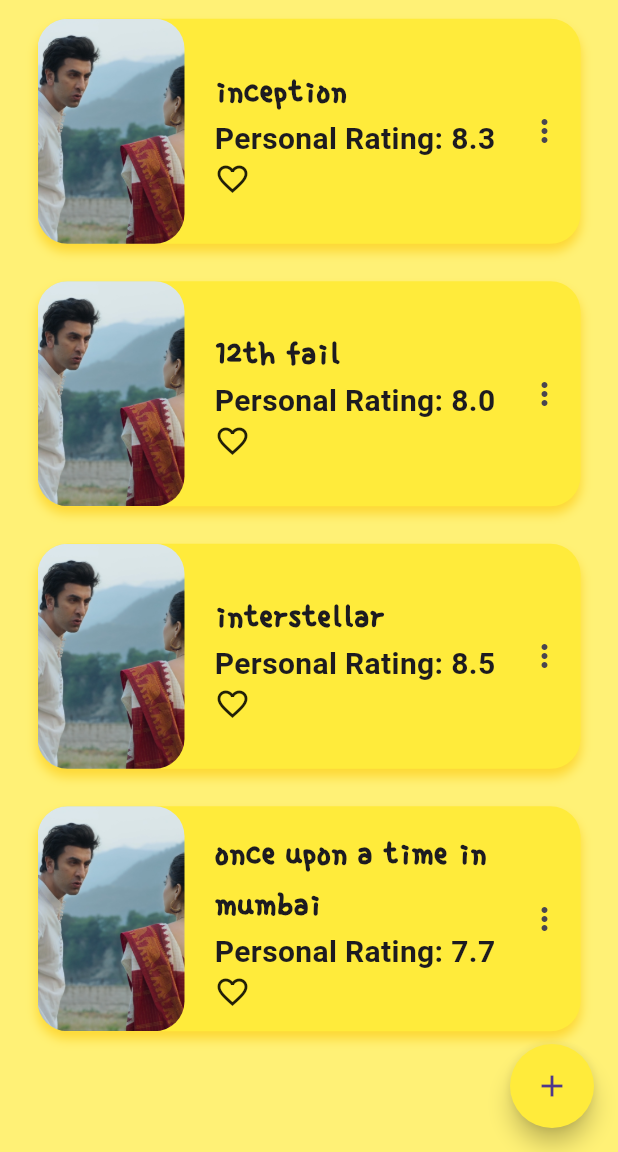
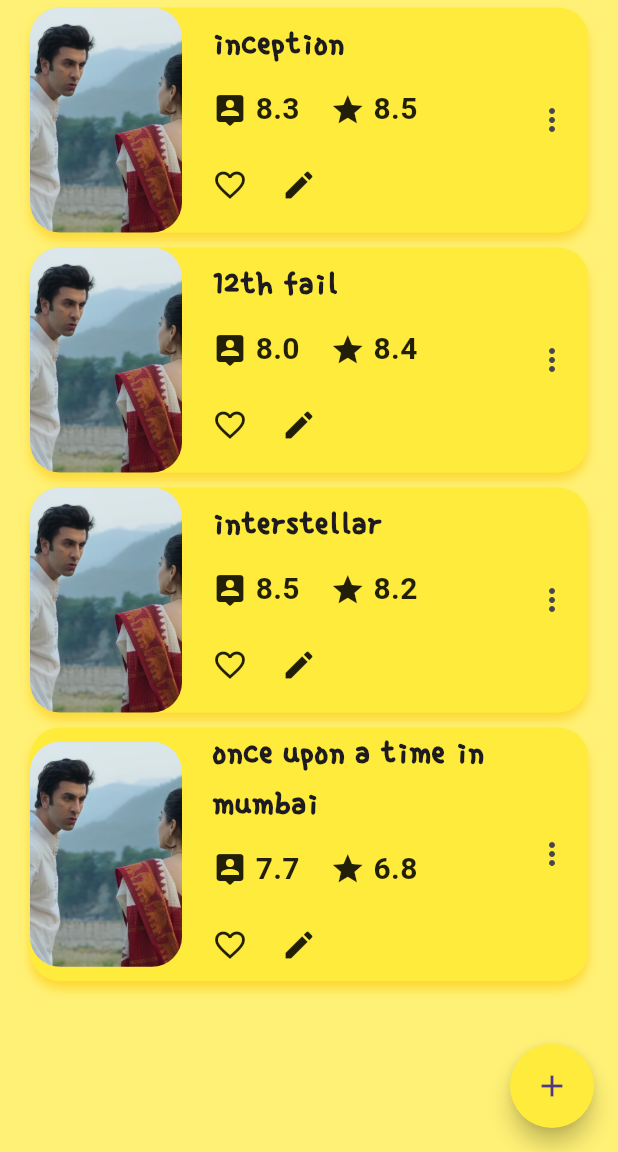
Before and after one commit to MJI-Abir/Flixtix, a Flutter app: the screen it shows after launch, on a phone screen of 412 x 824 dp, the part 84-1236 px from its top. Run offline on Flutter 3.47's test engine with Material 3 defaults, Android fonts, the phone set to English and light mode, and no system bars; our stand-ins replace cloud_firestore, firebase_core, flutter_slidable, fluttertoast; accounts and stored records are empty; Roboto replaces fonts that are missing (PoorStory).

Commit message:
flixtix page ui designed

```diff
--- a/lib/flixtix_page/flixtix_page.dart
+++ b/lib/flixtix_page/flixtix_page.dart
@@ -11,10 +11,34 @@
 
 class _FlixtixPageState extends State<FlixtixPage> {
   final List<List> moviesList = [
-    ['inception', 'description abc', 8.3],
-    ['12th fail', 'description good', 8.0],
-    ['interstellar', 'description very good', 8.5],
-    ['once upon a time in mumbai', 'description', 7.7],
+    [
+      'inception',
+      'description abc',
+      8.3,
+      8.5,
+      'assets/images/animal_cover.png',
+    ],
+    [
+      '12th fail',
+      'description good',
+      8.0,
+      8.4,
+      'assets/images/animal_cover.png',
+    ],
+    [
+      'interstellar',
+      'description very good',
+      8.5,
+      8.2,
+      'assets/images/animal_cover.png'
+    ],
+    [
+      'once upon a time in mumbai',
+      'description',
+      7.7,
+      6.8,
+      'assets/images/animal_cover.png'
+    ],
   ];
   @override
   Widget build(BuildContext context) {
@@ -35,6 +59,8 @@
             movieName: moviesList[index][0],
             movieDescription: moviesList[index][1],
             personalRating: moviesList[index][2],
+            imdbRating: moviesList[index][3],
+            imgPath: moviesList[index][4],
           );
         },
       ),
--- a/lib/widgets/movies_list_tile.dart
+++ b/lib/widgets/movies_list_tile.dart
@@ -7,17 +7,20 @@
     required this.movieName,
     required this.movieDescription,
     required this.personalRating,
+    required this.imdbRating,
+    required this.imgPath,
   });
 
   final String movieName;
   final String movieDescription;
   final double personalRating;
+  final double imdbRating;
+  final String imgPath;
 
   @override
   Widget build(BuildContext context) {
     return Padding(
-      padding:
-          const EdgeInsets.only(left: 25, right: 25, top: 12.5, bottom: 12.5),
+      padding: const EdgeInsets.only(left: 20, right: 20, top: 5, bottom: 5),
       child: Container(
         decoration: BoxDecoration(
           color: MyColors.appTheme,
@@ -37,7 +40,7 @@
               child: ClipRRect(
                 borderRadius: BorderRadius.circular(20),
                 child: Image.asset(
-                  'assets/images/animal_cover.png',
+                  imgPath,
                   fit: BoxFit.cover,
                   width: double.infinity,
                   height: 150,
@@ -58,18 +61,61 @@
                       fontWeight: FontWeight.bold,
                     ),
                   ),
+                  const SizedBox(
+                    height: 12,
+                  ),
+                  Row(
+                    children: [
+                      const Icon(
+                        Icons.person_pin_rounded,
+                        color: Colors.black87,
+                      ),
+                      const SizedBox(width: 5),
                       Text(
-                    'Personal Rating: $personalRating',
+                        '$personalRating',
                         style: const TextStyle(
                           fontFamily: 'PoorStory',
                           fontSize: 20,
                           fontWeight: FontWeight.bold,
+                          color: Colors.black87,
                         ),
                       ),
+                      const SizedBox(width: 20),
+                      const Icon(
+                        Icons.star,
+                        color: Colors.black87,
+                      ),
+                      const SizedBox(width: 5),
+                      Text(
+                        '$imdbRating',
+                        style: const TextStyle(
+                          fontFamily: 'PoorStory',
+                          fontSize: 20,
+                          fontWeight: FontWeight.bold,
+                          color: Colors.black87,
+                        ),
+                      ),
+                    ],
+                  ),
+                  const SizedBox(
+                    height: 12,
+                  ),
+                  Row(
+                    children: [
                       InkWell(
                         splashFactory: InkSplash.splashFactory,
                         onTap: () {},
                         child: const Icon(Icons.favorite_border_outlined),
+                      ),
+                      const SizedBox(width: 10),
+                      IconButton(
+                        onPressed: () {},
+                        icon: const Icon(
+                          Icons.edit,
+                          color: Colors.black87,
+                        ),
+                      ),
+                    ],
                   ),
                 ],
               ),
--- a/pubspec.yaml
+++ b/pubspec.yaml
@@ -16,6 +16,7 @@
     sdk: flutter
   flutter_slidable: ^3.0.1
   fluttertoast: ^8.2.4
+  google_fonts: ^6.1.0
 
 dev_dependencies:
   flutter_test:
```
Also changed, not shown: pubspec.lock, 1 other file. Lines whose indentation alone changed are shown as unchanged.
